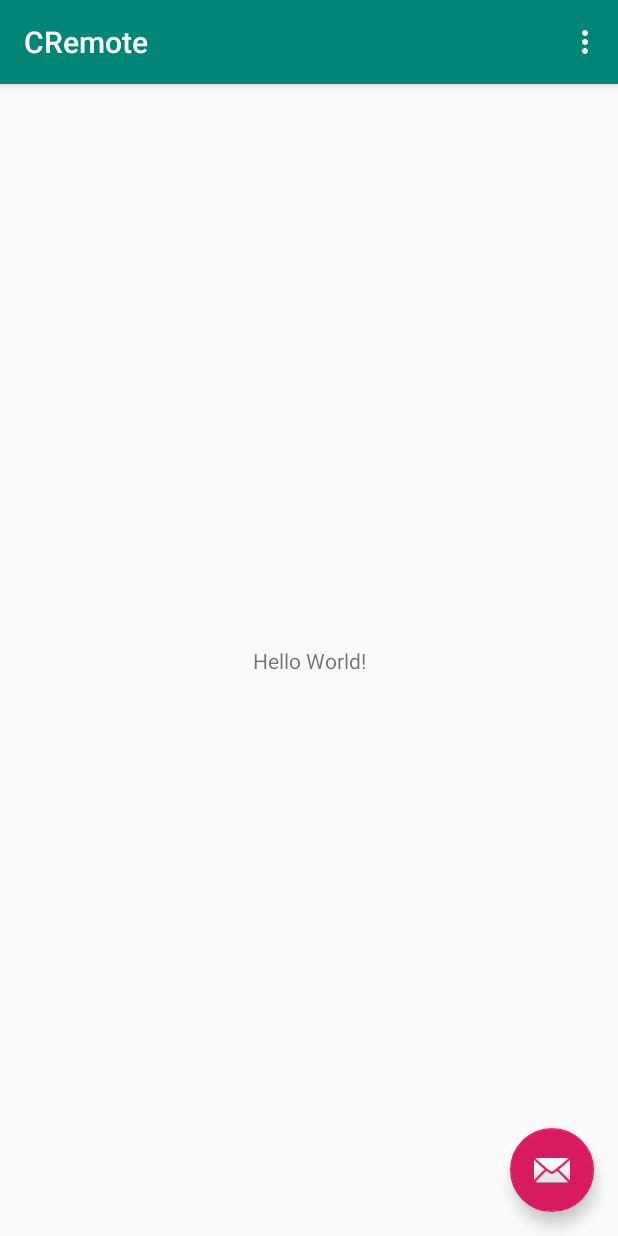
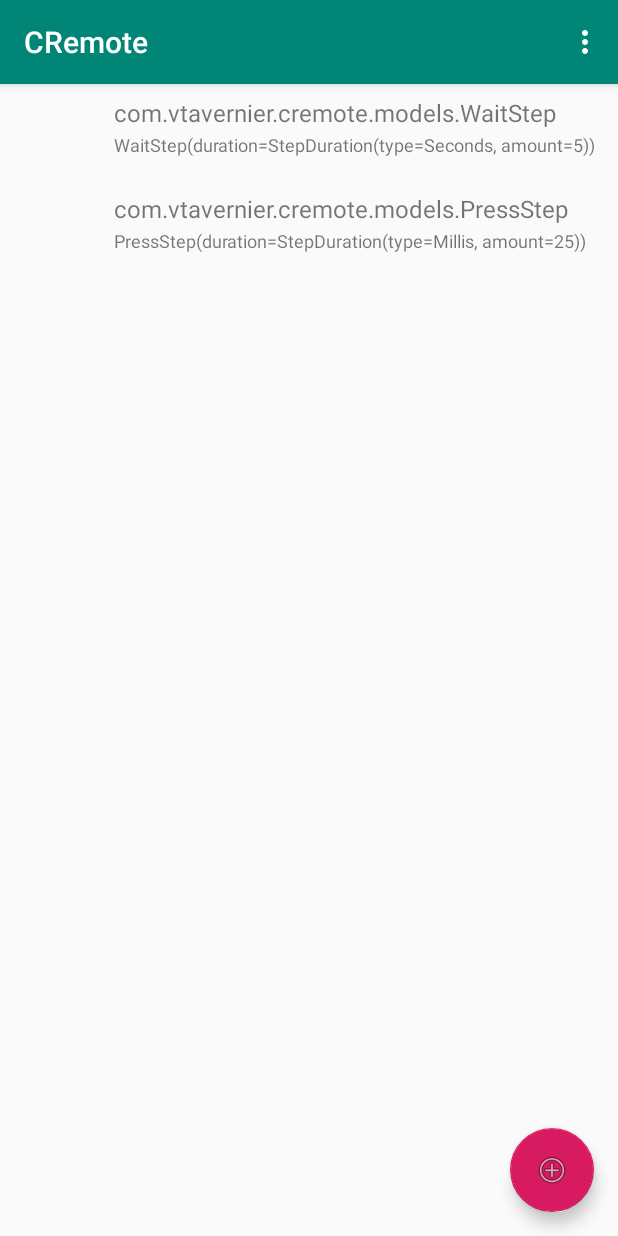
Before and after one commit to vtavernier/cremote, an Android app: the screen it shows after launch (MainActivity), on a phone screen of 412 x 824 dp. Run offline under Robolectric (Android 15) with nearby library versions, the phone set to English and light mode, and no system bars.

Commit message:
Add basic Android app structure

```diff
--- a/cr-android/app/src/main/java/com/vtavernier/cremote/MainActivity.kt
+++ b/cr-android/app/src/main/java/com/vtavernier/cremote/MainActivity.kt
@@ -2,12 +2,21 @@ package com.vtavernier.cremote
 
 import android.os.Bundle
 import android.support.design.widget.Snackbar
-import android.support.v7.app.AppCompatActivity;
+import android.support.v7.app.AppCompatActivity
+import android.support.v7.widget.LinearLayoutManager
+import android.support.v7.widget.RecyclerView
 import android.view.Menu
 import android.view.MenuItem
+import android.view.View
+import com.vtavernier.cremote.models.*
+import kotlinx.android.synthetic.main.activity_main.*
 
-import kotlinx.android.synthetic.main.activity_main.*
 class MainActivity : AppCompatActivity() {
+    private lateinit var stepListView: RecyclerView
+    private lateinit var stepListViewAdapter: RecyclerView.Adapter<*>
+    private lateinit var stepListViewManager: RecyclerView.LayoutManager
+
+    val program = Program()
 
     override fun onCreate(savedInstanceState: Bundle?) {
         super.onCreate(savedInstanceState)
@@ -18,6 +27,25 @@ class MainActivity : AppCompatActivity() {
             Snackbar.make(view, "Replace with your own action", Snackbar.LENGTH_LONG)
                     .setAction("Action", null).show()
         }
+
+        program.steps.add(WaitStep(StepDuration(DurationType.Seconds, 5)))
+        program.steps.add(PressStep(StepDuration(DurationType.Millis, 25)))
+
+        stepListViewManager = LinearLayoutManager(this)
+        stepListViewAdapter = StepAdapter(program, object : RecyclerViewClickListener {
+            override fun onClick(view: View?, position: Int) {
+                Snackbar.make(view!!, "Clicked: " + program.steps[position].toString(), Snackbar.LENGTH_LONG)
+                        .setAction("Action", null).show()
+            }
+        })
+
+        stepListView = findViewById<RecyclerView>(R.id.step_list_view).apply {
+            setHasFixedSize(true)
+
+            layoutManager = stepListViewManager
+            adapter = stepListViewAdapter
+        }
+
     }
 
     override fun onCreateOptionsMenu(menu: Menu): Boolean {
--- /dev/null
+++ b/cr-android/app/src/main/java/com/vtavernier/cremote/StepAdapter.kt
@@ -0,0 +1,48 @@
+package com.vtavernier.cremote
+
+import android.support.v7.widget.RecyclerView
+import android.view.LayoutInflater
+import android.view.View
+import android.view.ViewGroup
+import android.widget.TextView
+import com.vtavernier.cremote.models.Program
+import com.vtavernier.cremote.models.Step
+
+interface RecyclerViewClickListener {
+    fun onClick(view : View?, position : Int)
+}
+
+class StepAdapter(private val program: Program, private val itemClickListener: RecyclerViewClickListener) : RecyclerView.Adapter<StepAdapter.StepViewHolder>() {
+    class StepViewHolder(private val view: View, private val clickListener: RecyclerViewClickListener) : RecyclerView.ViewHolder(view), View.OnClickListener {
+        init {
+            view.setOnClickListener(this)
+        }
+
+        val firstLine = view.findViewById<TextView>(R.id.first_line)
+        val secondLine = view.findViewById<TextView>(R.id.second_line)
+
+        override fun onClick(v: View?) {
+            clickListener.onClick(v, adapterPosition)
+        }
+
+        fun bind(step: Step) {
+            firstLine.text = step.javaClass.name
+            secondLine.text = step.toString()
+        }
+    }
+
+    override fun onCreateViewHolder(parent: ViewGroup, viewType: Int): StepViewHolder {
+        val view = LayoutInflater.from(parent.context)
+                .inflate(R.layout.step_item, parent, false)
+
+        return StepViewHolder(view, itemClickListener)
+    }
+
+    override fun onBindViewHolder(holder: StepViewHolder, position: Int) {
+        holder.bind(program.steps[position])
+    }
+
+    override fun getItemCount(): Int {
+        return program.steps.size
+    }
+}
--- /dev/null
+++ b/cr-android/app/src/main/java/com/vtavernier/cremote/models/DurationType.kt
@@ -0,0 +1,6 @@
+package com.vtavernier.cremote.models
+
+enum class DurationType {
+    Millis,
+    Seconds
+}
--- /dev/null
+++ b/cr-android/app/src/main/java/com/vtavernier/cremote/models/LoopStep.kt
@@ -0,0 +1,7 @@
+package com.vtavernier.cremote.models
+
+data class LoopStep(val targetIndex: Int) : Step() {
+    override fun toInt32(): Int {
+        return ('L'.toInt() shl 24) or targetIndex
+    }
+}
--- /dev/null
+++ b/cr-android/app/src/main/java/com/vtavernier/cremote/models/PressStep.kt
@@ -0,0 +1,7 @@
+package com.vtavernier.cremote.models
+
+data class PressStep(val duration: StepDuration) : Step() {
+    override fun toInt32(): Int {
+        return ('P'.toInt() shl 24) or duration.toInt24()
+    }
+}
--- /dev/null
+++ b/cr-android/app/src/main/java/com/vtavernier/cremote/models/Program.kt
@@ -0,0 +1,14 @@
+package com.vtavernier.cremote.models
+
+class Program {
+    val steps = ArrayList<Step>()
+
+    fun toBytes(): IntArray {
+        val result = IntArray(steps.size) { 0 }
+        steps.forEachIndexed { index, item ->
+            result[index] = item.toInt32()
+        }
+
+        return result
+    }
+}
--- /dev/null
+++ b/cr-android/app/src/main/java/com/vtavernier/cremote/models/Step.kt
@@ -0,0 +1,5 @@
+package com.vtavernier.cremote.models
+
+abstract class Step {
+    abstract fun toInt32() : Int
+}
--- /dev/null
+++ b/cr-android/app/src/main/java/com/vtavernier/cremote/models/StepDuration.kt
@@ -0,0 +1,9 @@
+package com.vtavernier.cremote.models
+
+data class StepDuration(val type: DurationType, val amount: Short) {
+    fun toInt24(bit7 : Byte = 0): Int {
+        val typeId: Int = if (type == DurationType.Seconds) 1 else 0
+
+        return ((((bit7.toInt() and 0x7F) shl 1) or typeId) shl 16) or amount.toInt()
+    }
+}
--- /dev/null
+++ b/cr-android/app/src/main/java/com/vtavernier/cremote/models/WaitStep.kt
@@ -0,0 +1,7 @@
+package com.vtavernier.cremote.models
+
+data class WaitStep(val duration: StepDuration) : Step() {
+    override fun toInt32(): Int {
+        return ('W'.toInt() shl 24) or duration.toInt24()
+    }
+}
--- a/cr-android/app/src/main/res/layout/activity_main.xml
+++ b/cr-android/app/src/main/res/layout/activity_main.xml
@@ -29,6 +29,6 @@
         android:layout_height="wrap_content"
         android:layout_gravity="bottom|end"
         android:layout_margin="@dimen/fab_margin"
-        app:srcCompat="@android:drawable/ic_dialog_email" />
+        app:srcCompat="@android:drawable/ic_menu_add" />
 
 </android.support.design.widget.CoordinatorLayout>
--- a/cr-android/app/src/main/res/layout/content_main.xml
+++ b/cr-android/app/src/main/res/layout/content_main.xml
@@ -9,13 +9,8 @@
     tools:showIn="@layout/activity_main"
     tools:context=".MainActivity">
 
-    <TextView
-        android:layout_width="wrap_content"
-        android:layout_height="wrap_content"
-        android:text="Hello World!"
-        app:layout_constraintBottom_toBottomOf="parent"
-        app:layout_constraintLeft_toLeftOf="parent"
-        app:layout_constraintRight_toRightOf="parent"
-        app:layout_constraintTop_toTopOf="parent" />
-
+    <android.support.v7.widget.RecyclerView
+        android:id="@+id/step_list_view"
+        android:layout_width="match_parent"
+        android:layout_height="match_parent" />
 </android.support.constraint.ConstraintLayout>
--- /dev/null
+++ b/cr-android/app/src/main/res/layout/step_item.xml
@@ -0,0 +1,44 @@
+<?xml version="1.0" encoding="utf-8"?>
+<RelativeLayout xmlns:android="http://schemas.android.com/apk/res/android"
+    android:layout_width="fill_parent"
+    android:layout_height="?android:attr/listPreferredItemHeight"
+    android:background="?android:attr/selectableItemBackground"
+    android:clickable="true"
+    android:focusable="true"
+    android:padding="6dip">>
+
+    <ImageView
+        android:id="@+id/icon"
+        android:layout_width="?android:attr/listPreferredItemHeight"
+        android:layout_height="fill_parent"
+        android:layout_alignParentTop="true"
+        android:layout_alignParentBottom="true"
+        android:layout_marginRight="6dip"
+        android:contentDescription="TODO" />
+
+    <TextView
+        android:id="@+id/second_line"
+        android:layout_width="fill_parent"
+        android:layout_height="26dip"
+        android:layout_alignParentRight="true"
+        android:layout_alignParentBottom="true"
+        android:layout_toRightOf="@id/icon"
+        android:ellipsize="marquee"
+        android:text="Description"
+        android:textSize="12sp"
+        android:singleLine="true" />
+
+    <TextView
+        android:id="@+id/first_line"
+        android:layout_width="fill_parent"
+        android:layout_height="wrap_content"
+        android:layout_alignWithParentIfMissing="true"
+        android:layout_above="@id/second_line"
+        android:layout_alignParentTop="true"
+        android:layout_alignParentRight="true"
+        android:layout_toRightOf="@id/icon"
+        android:gravity="center_vertical"
+        android:text="Example application"
+        android:textSize="16sp" />
+
+</RelativeLayout>
```
